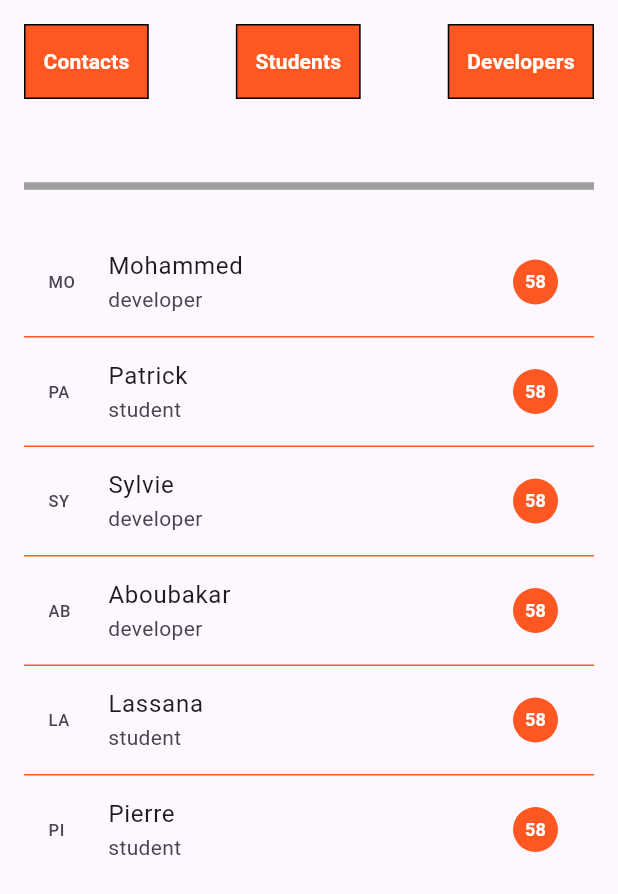
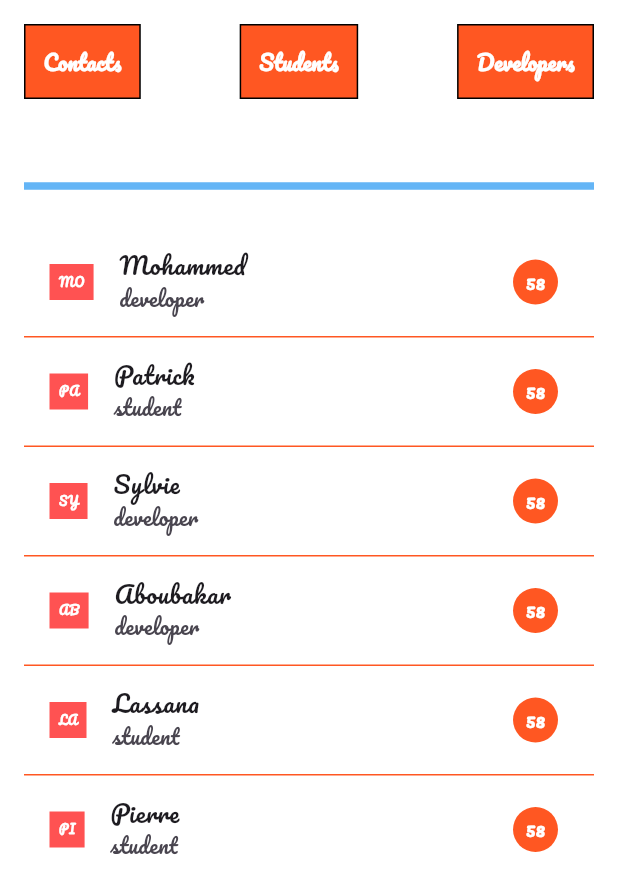
Before and after one commit to wallas938/contact_message_flutter_app, a Flutter app: the screen it shows after launch, on a phone screen of 412 x 824 dp. Shown: the top 894 px of the screen. Run offline on Flutter 3.47's test engine with Material 3 defaults, Android fonts, the phone set to English and light mode, and no system bars; our stand-ins replace google_fonts.

Commit message:
ajout d'un fichier theme pour le style globale

```diff
--- /dev/null
+++ b/lib/common/core/theme.dart
@@ -0,0 +1,15 @@
+import 'package:flutter/material.dart';
+import 'package:google_fonts/google_fonts.dart';
+
+var appTheme = ThemeData(
+    primaryColor: Colors.deepOrange,
+    useMaterial3: true,
+    buttonTheme: ButtonThemeData(
+      buttonColor: Colors.deepOrange, // Button background color
+      textTheme: ButtonTextTheme.primary, // Text color in buttons
+      shape: RoundedRectangleBorder(borderRadius: BorderRadius.circular(18)),
+    ),
+    hintColor: Colors.redAccent,
+    dividerColor: Colors.blue[300],
+    scaffoldBackgroundColor: Colors.white,
+    textTheme: GoogleFonts.pacificoTextTheme());
--- a/lib/main.dart
+++ b/lib/main.dart
@@ -1,6 +1,6 @@
 import 'package:contact_message_app/presentation/pages/home_page/home_page.dart';
 import 'package:flutter/material.dart';
-import 'package:flutter_bloc/flutter_bloc.dart';
+import 'package:contact_message_app/common/core/theme.dart';
 
 void main() {
   runApp(const MyApp());
@@ -11,10 +11,10 @@ class MyApp extends StatelessWidget {
 
   @override
   Widget build(BuildContext context) {
-    return const MaterialApp(
-
+    return MaterialApp(
+      theme: appTheme,
       debugShowCheckedModeBanner: false,
-      home: SafeArea(child: HomePage()),
+      home: const SafeArea(child: HomePage()),
     );
   }
 }
--- a/lib/presentation/pages/home_page/home_page.dart
+++ b/lib/presentation/pages/home_page/home_page.dart
@@ -8,13 +8,14 @@ class HomePage extends StatelessWidget {
   @override
   Widget build(BuildContext context) {
     return Scaffold(
+      backgroundColor: Theme.of(context).scaffoldBackgroundColor,
       body: Padding(
         padding: const EdgeInsets.all(16.0),
         child: Column(
           children: [
             const MenuButtonList(),
             const SizedBox(height: 50,),
-            const Divider(thickness: 5, color: Colors.grey,),
+            Divider(thickness: 5, color: Theme.of(context).dividerColor,),
             const SizedBox(height: 20,),
             Expanded(child: ContactList(contacts: contacts))
           ],
--- a/lib/presentation/pages/home_page/widgets/contact/contact_item.dart
+++ b/lib/presentation/pages/home_page/widgets/contact/contact_item.dart
@@ -6,6 +6,9 @@ class ContactItem extends StatelessWidget {
   final String profile;
   final int scores;
   final ContactRole role;
+
+  final TextStyle styleBase = const TextStyle(
+      fontSize: 12, fontWeight: FontWeight.bold, color: Colors.white);
 
   const ContactItem(
       {super.key,
@@ -17,14 +20,19 @@ class ContactItem extends StatelessWidget {
   @override
   Widget build(BuildContext context) {
     return ListTile(
-      leading: Text(profile),
+      leading: Container(
+        padding: const EdgeInsets.all(6),
+        decoration: BoxDecoration(
+            color: Theme.of(context).hintColor,
+            border: Border.all(color: Colors.white, width: 1)),
+        child: Text(profile, style: styleBase.copyWith(fontSize: 8)),
+      ),
       title: Text(name),
       subtitle: Text(role.name),
       trailing: CircleAvatar(
         radius: 15,
         backgroundColor: Colors.deepOrange,
-        child: Text(scores.toString(),
-            style: const TextStyle(fontSize: 12, fontWeight: FontWeight.bold, color: Colors.white)),
+        child: Text(scores.toString(), style: styleBase),
       ),
     );
   }
--- a/pubspec.yaml
+++ b/pubspec.yaml
@@ -33,6 +33,7 @@ dependencies:
   bloc:
   flutter_bloc:
   get_it:
+  google_fonts:
 
 
   # The following adds the Cupertino Icons font to your application.
```
Also changed, not shown: pubspec.lock, 1 other file.
